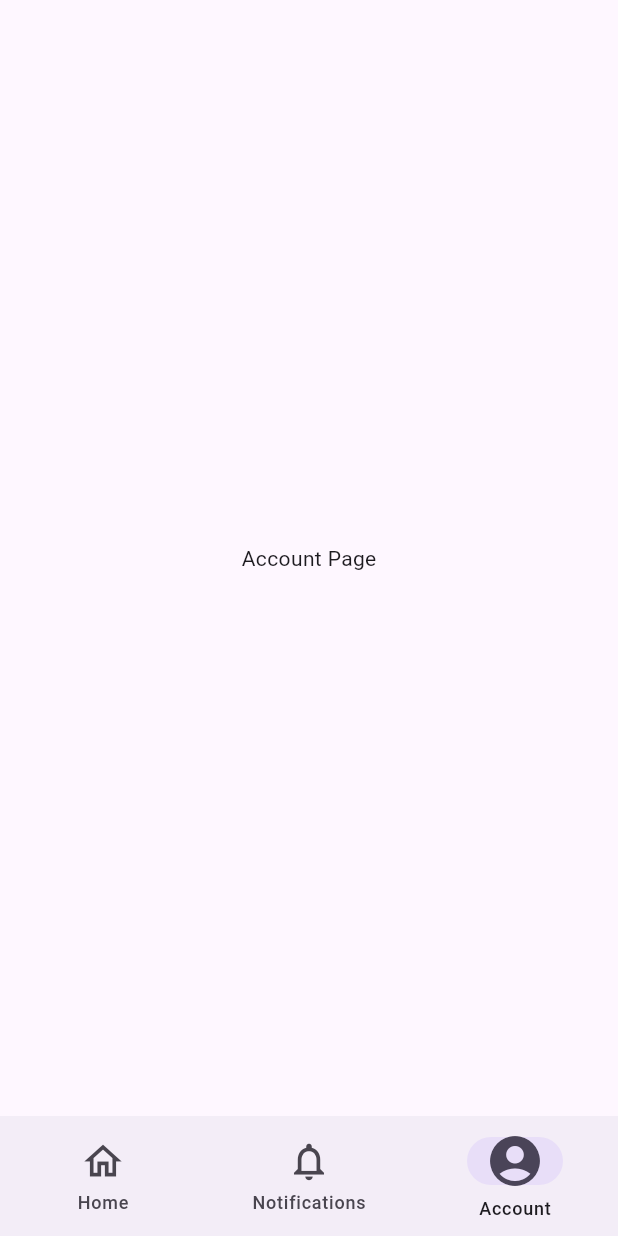
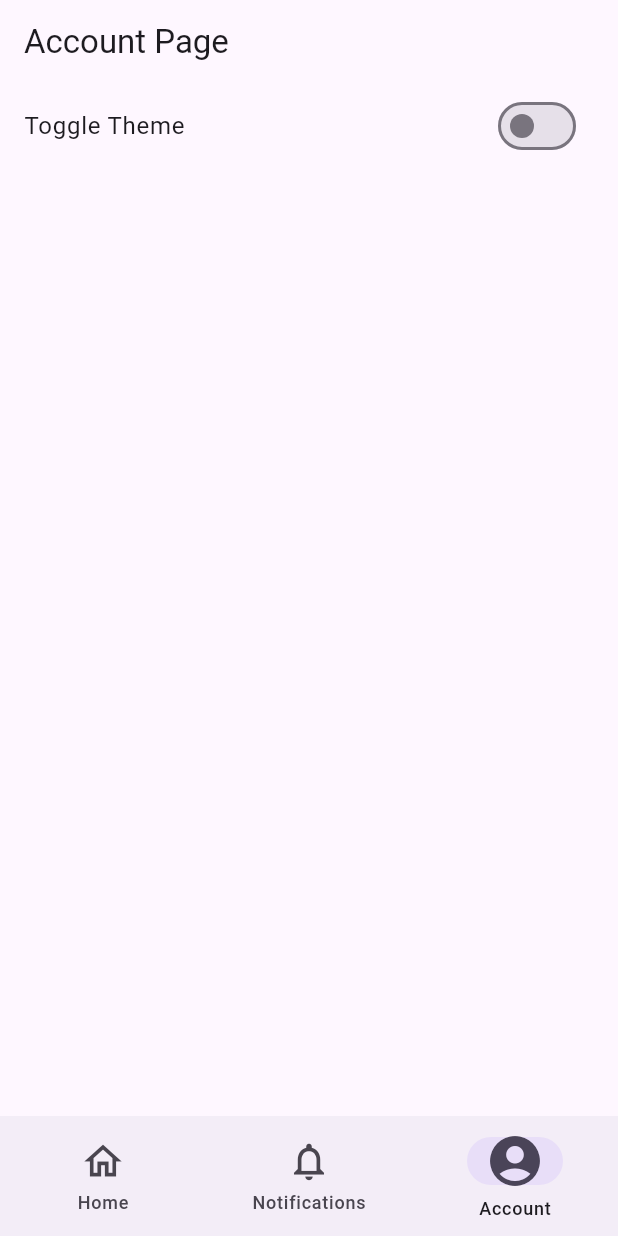
Before and after one commit to aayushman950/Air-Quality-Monitoring-System, a Flutter app: the screen it shows after launch, item 3 of the bottom bar chosen, on a phone screen of 412 x 824 dp. Run offline on Flutter 3.47's test engine with Material 3 defaults, Android fonts, the light colour scheme and no system bars.

Commit message:
added working light/dark mdoe toggle in account page

```diff
--- a/aqms/lib/main.dart
+++ b/aqms/lib/main.dart
@@ -1,8 +1,15 @@
+import 'package:aqms/themes/theme_model.dart';
 import 'package:aqms/widgets/bottom_nav_bar.dart';
 import 'package:flutter/material.dart';
+import 'package:provider/provider.dart';
 
 void main() {
-  runApp(const MyApp());
+  runApp(
+    ChangeNotifierProvider(
+      create: (context) => ThemeModel(),
+      child: const MyApp(),
+    ),
+  );
 }
 
 class MyApp extends StatelessWidget {
@@ -10,9 +17,13 @@ class MyApp extends StatelessWidget {
 
   @override
   Widget build(BuildContext context) {
-    return MaterialApp(
-      debugShowCheckedModeBanner: false,
-      home: BottomNavBar(),
+    return Consumer<ThemeModel>(
+      builder: (context, theme, child) {
+        return MaterialApp(
+          theme: theme.isDarkMode ? ThemeData.dark() : ThemeData.light(),
+          home: BottomNavBar(),
+        );
+      },
     );
   }
 }
--- a/aqms/lib/pages/account_page.dart
+++ b/aqms/lib/pages/account_page.dart
@@ -1,4 +1,6 @@
+import 'package:aqms/themes/theme_model.dart';
 import 'package:flutter/material.dart';
+import 'package:provider/provider.dart';
 
 class AccountPage extends StatelessWidget {
   const AccountPage({super.key});
@@ -7,7 +9,18 @@ class AccountPage extends StatelessWidget {
   Widget build(BuildContext context) {
     return SafeArea(
       child: Scaffold(
-        body: Center(child: Text("Account Page")),
+        appBar: AppBar(
+          title: Text("Account Page"),
+        ),
+        body: ListTile(
+          title: Text("Toggle Theme"),
+          trailing: Switch(
+            value: Provider.of<ThemeModel>(context).isDarkMode,
+            onChanged: (value) {
+              Provider.of<ThemeModel>(context, listen: false).toggleTheme();
+            },
+          ),
+        ),
       ),
     );
   }
--- /dev/null
+++ b/aqms/lib/themes/theme_model.dart
@@ -0,0 +1,12 @@
+import 'package:flutter/material.dart';
+
+class ThemeModel extends ChangeNotifier {
+  bool _isDarkMode = false; // underscore means the variable is private to this file
+
+  bool get isDarkMode => _isDarkMode; // public getter
+
+  void toggleTheme() {
+    _isDarkMode = !_isDarkMode;
+    notifyListeners();
+  }
+}
```
Also changed, not shown: aqms/lib/themes/dark_theme.dart (added, +11 -0 lines), aqms/lib/themes/light_theme.dart (added, +11 -0 lines).
